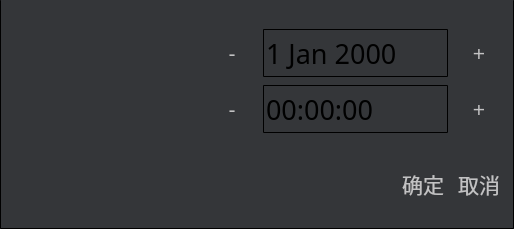
eeyoo/yunsheng, file dlg_time.ui: the form before one commit.
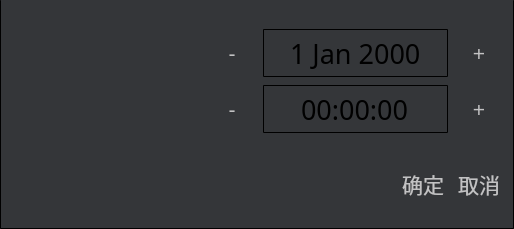
The form after the commit. Icons and pictures are not drawn.

Diff of the .ui file:
```diff
--- a/dlg_time.ui
+++ b/dlg_time.ui
@@ -219,6 +219,9 @@
              <bold>false</bold>
             </font>
            </property>
+           <property name="alignment">
+            <set>Qt::AlignCenter</set>
+           </property>
           </widget>
          </item>
          <item>
@@ -268,6 +271,9 @@
              <bold>false</bold>
             </font>
            </property>
+           <property name="alignment">
+            <set>Qt::AlignCenter</set>
+           </property>
            <property name="buttonSymbols">
             <enum>QAbstractSpinBox::UpDownArrows</enum>
            </property>
```
